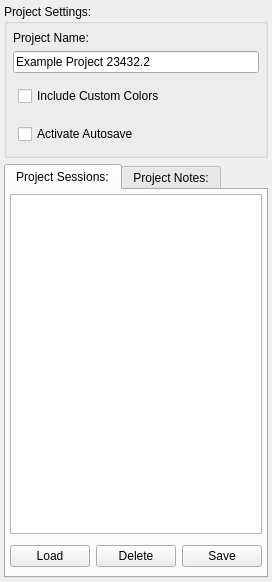
This is src/Interface/AppInterface/ProjectDockWidget.ui in SCIInstitute/Seg3D as Qt 5 draws it before an edit. The edited form follows.
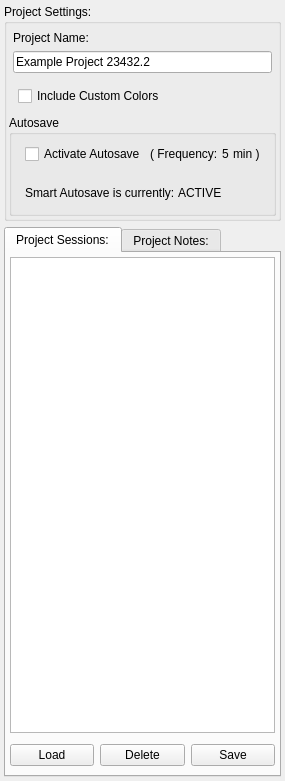
This is the edited form.

```diff
--- a/src/Interface/AppInterface/ProjectDockWidget.ui
+++ b/src/Interface/AppInterface/ProjectDockWidget.ui
@@ -7,7 +7,7 @@
     <x>0</x>
     <y>0</y>
     <width>269</width>
-    <height>582</height>
+    <height>781</height>
    </rect>
   </property>
   <property name="styleSheet">
@@ -65,7 +65,7 @@
            <verstretch>0</verstretch>
           </sizepolicy>
          </property>
-         <layout class="QVBoxLayout" name="verticalLayout_5">
+         <layout class="QVBoxLayout" name="verticalLayout_7">
           <property name="spacing">
            <number>0</number>
           </property>
@@ -130,19 +130,114 @@
            </widget>
           </item>
           <item>
-           <widget class="QWidget" name="widget_5" native="true">
-            <property name="minimumSize">
-             <size>
-              <width>0</width>
-              <height>32</height>
-             </size>
+           <widget class="QGroupBox" name="groupBox">
+            <property name="title">
+             <string>Autosave</string>
             </property>
-            <layout class="QHBoxLayout" name="horizontalLayout_3">
+            <layout class="QVBoxLayout" name="verticalLayout_5">
+             <property name="spacing">
+              <number>4</number>
+             </property>
+             <property name="leftMargin">
+              <number>4</number>
+             </property>
+             <property name="topMargin">
+              <number>0</number>
+             </property>
+             <property name="rightMargin">
+              <number>4</number>
+             </property>
+             <property name="bottomMargin">
+              <number>4</number>
+             </property>
              <item>
-              <widget class="QCheckBox" name="checkBox">
-               <property name="text">
-                <string>Activate Autosave</string>
+              <widget class="QWidget" name="widget_5" native="true">
+               <property name="minimumSize">
+                <size>
+                 <width>0</width>
+                 <height>32</height>
+                </size>
                </property>
+               <layout class="QHBoxLayout" name="horizontalLayout_3">
+                <property name="spacing">
+                 <number>4</number>
+                </property>
+                <property name="margin">
+                 <number>9</number>
+                </property>
+                <item>
+                 <widget class="QCheckBox" name="autosave_checkbox_">
+                  <property name="text">
+                   <string>Activate Autosave</string>
+                  </property>
+                 </widget>
+                </item>
+                <item>
+                 <widget class="QLabel" name="label">
+                  <property name="toolTip">
+                   <string>Controls for changing the Autosave frequency are located in the Preferences Manager</string>
+                  </property>
+                  <property name="text">
+                   <string>( Frequency:</string>
+                  </property>
+                 </widget>
+                </item>
+                <item>
+                 <widget class="QLabel" name="minutes_label_">
+                  <property name="toolTip">
+                   <string>Controls for changing the Autosave frequency are located in the Preferences Manager</string>
+                  </property>
+                  <property name="text">
+                   <string>5</string>
+                  </property>
+                 </widget>
+                </item>
+                <item>
+                 <widget class="QLabel" name="label_6">
+                  <property name="toolTip">
+                   <string>Controls for changing the Autosave frequency are located in the Preferences Manager</string>
+                  </property>
+                  <property name="text">
+                   <string>min )</string>
+                  </property>
+                 </widget>
+                </item>
+               </layout>
+              </widget>
+             </item>
+             <item>
+              <widget class="QWidget" name="widget_7" native="true">
+               <property name="minimumSize">
+                <size>
+                 <width>0</width>
+                 <height>32</height>
+                </size>
+               </property>
+               <layout class="QHBoxLayout" name="autosave_layout_">
+                <property name="spacing">
+                 <number>0</number>
+                </property>
+                <item>
+                 <widget class="QLabel" name="label_3">
+                  <property name="toolTip">
+                   <string>Controls for activating and deactivating Smart Autosave are located in the Preferences Manager</string>
+                  </property>
+                  <property name="text">
+                   <string>Smart Autosave is currently: </string>
+                  </property>
+                 </widget>
+                </item>
+                <item>
+                 <widget class="QLabel" name="smart_autosave_status_label_">
+                  <property name="toolTip">
+                   <string>Controls for activating and deactivating Smart Autosave are located in the Preferences Manager</string>
+                  </property>
+                  <property name="text">
+                   <string>ACTIVE</string>
+                  </property>
+                 </widget>
+                </item>
+               </layout>
               </widget>
              </item>
             </layout>
```
